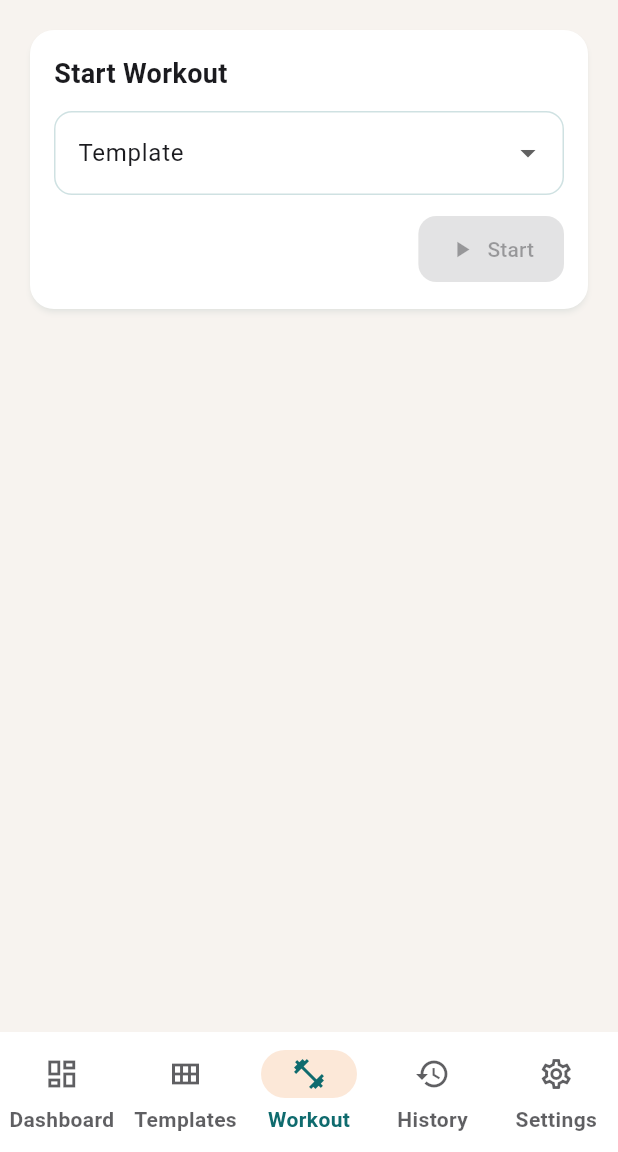
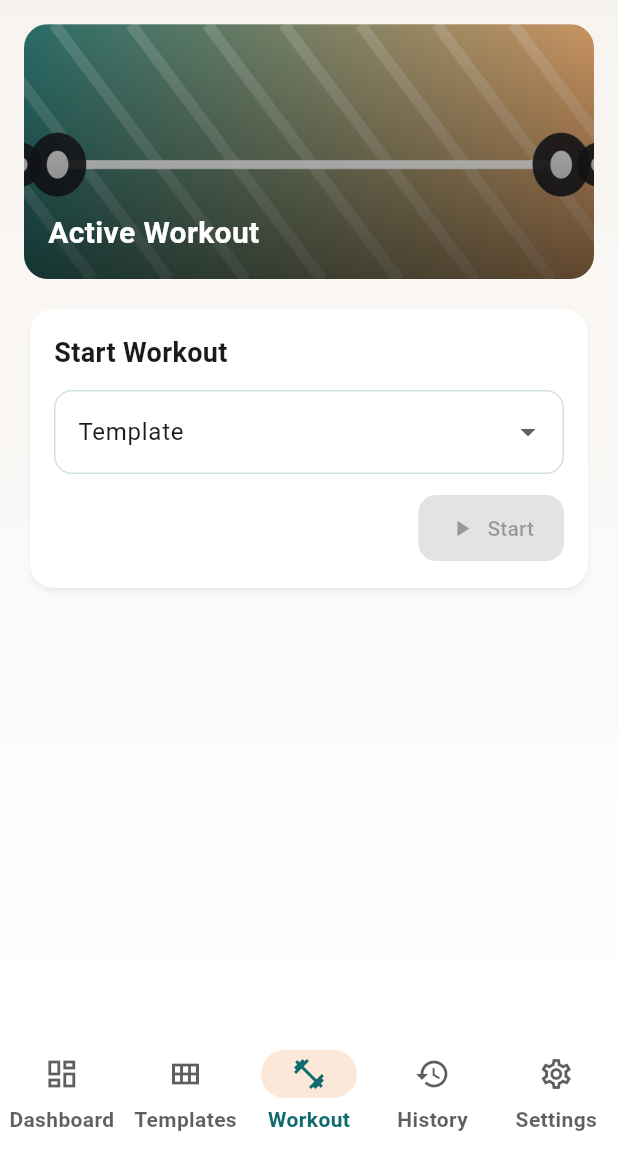
Before and after one commit to demian0711/personal-gym-log-app-th5-g5, a Flutter app: the screen it shows after launch, item 3 of the bottom bar chosen, on a phone screen of 412 x 824 dp, the part 84-1236 px from its top. Run offline on Flutter 3.47's test engine with Material 3 defaults, Android fonts, the phone set to English and light mode, and no system bars; our stand-ins replace fl_chart.

Commit message:
update giao dien

```diff
--- a/lib/screens/app_shell.dart
+++ b/lib/screens/app_shell.dart
@@ -27,9 +27,23 @@ class _AppShellState extends State<AppShell> {
 
   @override
   Widget build(BuildContext context) {
+    final colorScheme = Theme.of(context).colorScheme;
+
     return Scaffold(
       appBar: AppBar(title: const Text('TH5 - Personal Gym Log')),
-      body: SafeArea(child: _screens[_currentIndex]),
+      body: Container(
+        decoration: BoxDecoration(
+          gradient: LinearGradient(
+            colors: [
+              colorScheme.background,
+              colorScheme.surface,
+            ],
+            begin: Alignment.topCenter,
+            end: Alignment.bottomCenter,
+          ),
+        ),
+        child: SafeArea(child: _screens[_currentIndex]),
+      ),
       bottomNavigationBar: AppBottomNav(
         selectedIndex: _currentIndex,
         onDestinationSelected: (index) {
--- a/lib/screens/dashboard/dashboard_screen.dart
+++ b/lib/screens/dashboard/dashboard_screen.dart
@@ -27,6 +27,8 @@ class DashboardScreen extends StatelessWidget {
           child: Column(
             crossAxisAlignment: CrossAxisAlignment.start,
             children: [
+              _buildHeroImage(),
+              const SizedBox(height: 16),
               _buildWelcomeCard(context),
               const SizedBox(height: 16),
               Text(
@@ -73,6 +75,47 @@ class DashboardScreen extends StatelessWidget {
       },
     );
   }
+}
+
+Widget _buildHeroImage() {
+  return ClipRRect(
+    borderRadius: BorderRadius.circular(18),
+    child: Stack(
+      alignment: Alignment.bottomLeft,
+      children: [
+        Image.asset(
+          'assets/images/gym_banner.png',
+          height: 160,
+          width: double.infinity,
+          fit: BoxFit.cover,
+        ),
+        Container(
+          height: 160,
+          decoration: BoxDecoration(
+            gradient: LinearGradient(
+              colors: [
+                Colors.black.withValues(alpha: 0.55),
+                Colors.black.withValues(alpha: 0.08),
+              ],
+              begin: Alignment.bottomCenter,
+              end: Alignment.topCenter,
+            ),
+          ),
+        ),
+        const Padding(
+          padding: EdgeInsets.all(16),
+          child: Text(
+            'Gym Focus',
+            style: TextStyle(
+              color: Colors.white,
+              fontSize: 20,
+              fontWeight: FontWeight.w700,
+            ),
+          ),
+        ),
+      ],
+    ),
+  );
 }
 
 Widget _buildWelcomeCard(BuildContext context) {
--- a/lib/screens/workout/active_workout_screen.dart
+++ b/lib/screens/workout/active_workout_screen.dart
@@ -251,6 +251,8 @@ class _ActiveWorkoutScreenState extends State<ActiveWorkoutScreen> {
       child: ListView(
         padding: const EdgeInsets.all(16),
         children: [
+          _buildHeroImage(),
+          const SizedBox(height: 16),
           if (workout == null) _buildStartCard(templates),
           if (workout != null) ...[
             _buildWorkoutHeader(workout),
@@ -330,6 +332,47 @@ class _ActiveWorkoutScreenState extends State<ActiveWorkoutScreen> {
             ),
           ],
         ),
+      ),
+    );
+  }
+
+  Widget _buildHeroImage() {
+    return ClipRRect(
+      borderRadius: BorderRadius.circular(16),
+      child: Stack(
+        alignment: Alignment.bottomLeft,
+        children: [
+          Image.asset(
+            'assets/images/gym_banner.png',
+            height: 170,
+            width: double.infinity,
+            fit: BoxFit.cover,
+          ),
+          Container(
+            height: 170,
+            decoration: BoxDecoration(
+              gradient: LinearGradient(
+                colors: [
+                  Colors.black.withOpacity(0.55),
+                  Colors.black.withOpacity(0.05),
+                ],
+                begin: Alignment.bottomCenter,
+                end: Alignment.topCenter,
+              ),
+            ),
+          ),
+          const Padding(
+            padding: EdgeInsets.all(16),
+            child: Text(
+              'Active Workout',
+              style: TextStyle(
+                fontSize: 20,
+                fontWeight: FontWeight.w700,
+                color: Colors.white,
+              ),
+            ),
+          ),
+        ],
       ),
     );
   }
--- a/pubspec.yaml
+++ b/pubspec.yaml
@@ -60,9 +60,8 @@ flutter:
   uses-material-design: true
 
   # To add assets to your application, add an assets section, like this:
-  # assets:
-  #   - images/a_dot_burr.jpeg
-  #   - images/a_dot_ham.jpeg
+  assets:
+    - assets/images/gym_banner.png
 
   # An image asset can refer to one or more resolution-specific "variants", see
   # https://flutter.dev/to/resolution-aware-images
```
Also changed, not shown: lib/screens/templates/template_screen.dart (+43 -0 lines), assets/images/gym_banner.png (added).
